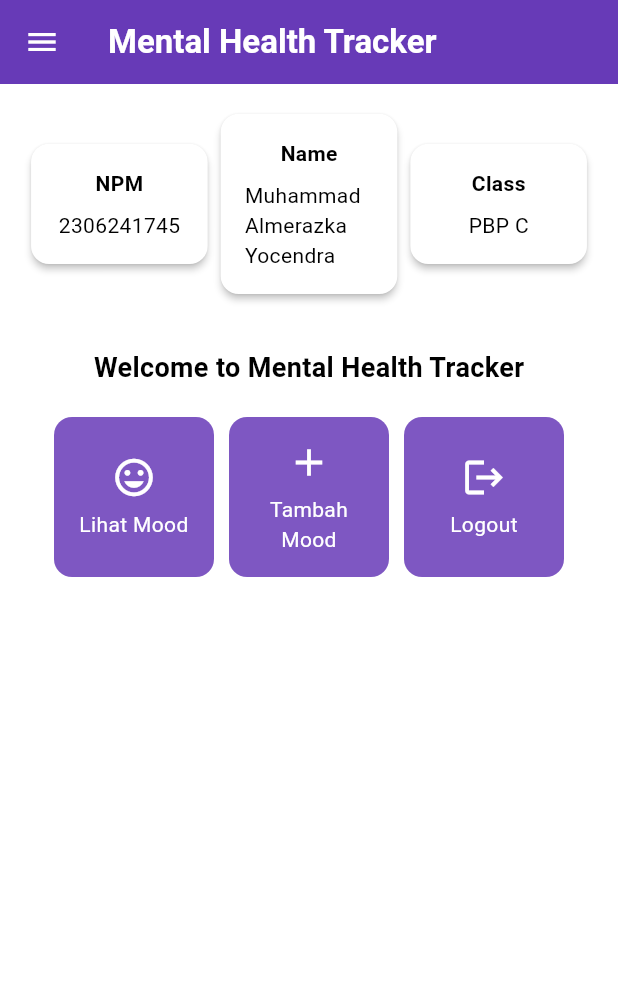
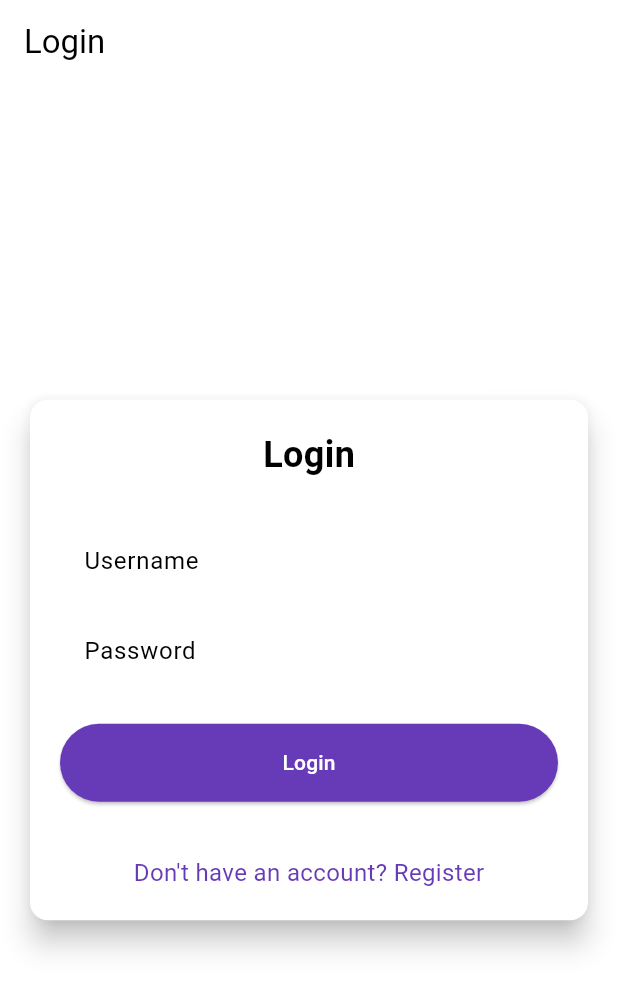
Before and after one commit to almerazka/mental-health-tracker-mobile, a Flutter app: the screen it shows after launch, on a phone screen of 412 x 824 dp. Shown: the top 991 px of the screen. Run offline on Flutter 3.47's test engine with Material 3 defaults, Android fonts, the phone set to English and light mode, and no system bars; missing offline and left inert: pbp_django_auth.

Commit message:
Tutorial 8

```diff
--- a/lib/main.dart
+++ b/lib/main.dart
@@ -1,5 +1,8 @@
 import 'package:flutter/material.dart';
+import 'package:mental_health_tracker/screens/login.dart';
 import 'package:mental_health_tracker/screens/menu.dart';
+import 'package:pbp_django_auth/pbp_django_auth.dart';
+import 'package:provider/provider.dart';
 
 void main() {
   runApp(const MyApp());
@@ -8,18 +11,23 @@ void main() {
 class MyApp extends StatelessWidget {
   const MyApp({super.key});
 
-  // This widget is the root of your application.
   @override
   Widget build(BuildContext context) {
-    return MaterialApp(
-      title: 'Flutter Demo',
-      theme: ThemeData(
-        colorScheme: ColorScheme.fromSwatch(
-          primarySwatch: Colors.deepPurple,
-        ).copyWith(secondary: Colors.deepPurple[400]),
-        useMaterial3: true,
+    return Provider(
+      create: (_) {
+        CookieRequest request = CookieRequest();
+        return request;
+      },
+      child: MaterialApp(
+        title: 'Mental Health Tracker',
+        theme: ThemeData(
+          useMaterial3: true,
+          colorScheme: ColorScheme.fromSwatch(
+            primarySwatch: Colors.deepPurple,
+          ).copyWith(secondary: Colors.deepPurple[400]),
+        ),
+        home: const LoginPage(),
       ),
-      home: MyHomePage(),
     );
   }
 }
--- /dev/null
+++ b/lib/screens/login.dart
@@ -0,0 +1,181 @@
+import 'package:mental_health_tracker/screens/menu.dart';
+import 'package:mental_health_tracker/screens/register.dart';
+import 'package:flutter/material.dart';
+import 'package:pbp_django_auth/pbp_django_auth.dart';
+import 'package:provider/provider.dart';
+
+void main() {
+  runApp(const LoginApp());
+}
+
+class LoginApp extends StatelessWidget {
+  const LoginApp({super.key});
+
+  @override
+  Widget build(BuildContext context) {
+    return MaterialApp(
+      title: 'Login',
+      theme: ThemeData(
+        useMaterial3: true,
+        colorScheme: ColorScheme.fromSwatch(
+          primarySwatch: Colors.deepPurple,
+        ).copyWith(secondary: Colors.deepPurple[400]),
+      ),
+      home: const LoginPage(),
+    );
+  }
+}
+
+class LoginPage extends StatefulWidget {
+  const LoginPage({super.key});
+
+  @override
+  State<LoginPage> createState() => _LoginPageState();
+}
+
+class _LoginPageState extends State<LoginPage> {
+  final TextEditingController _usernameController = TextEditingController();
+  final TextEditingController _passwordController = TextEditingController();
+
+  @override
+  Widget build(BuildContext context) {
+    final request = context.watch<CookieRequest>();
+
+    return Scaffold(
+      appBar: AppBar(
+        title: const Text('Login'),
+      ),
+      body: Center(
+        child: SingleChildScrollView(
+          padding: const EdgeInsets.all(16.0),
+          child: Card(
+            elevation: 8,
+            shape: RoundedRectangleBorder(
+              borderRadius: BorderRadius.circular(12.0),
+            ),
+            child: Padding(
+              padding: const EdgeInsets.all(20.0),
+              child: Column(
+                mainAxisSize: MainAxisSize.min,
+                children: [
+                  const Text(
+                    'Login',
+                    style: TextStyle(
+                      fontSize: 24.0,
+                      fontWeight: FontWeight.bold,
+                    ),
+                  ),
+                  const SizedBox(height: 30.0),
+                  TextField(
+                    controller: _usernameController,
+                    decoration: const InputDecoration(
+                      labelText: 'Username',
+                      hintText: 'Enter your username',
+                      border: OutlineInputBorder(
+                        borderRadius: BorderRadius.all(Radius.circular(12.0)),
+                      ),
+                      contentPadding:
+                          EdgeInsets.symmetric(horizontal: 12.0, vertical: 8.0),
+                    ),
+                  ),
+                  const SizedBox(height: 12.0),
+                  TextField(
+                    controller: _passwordController,
+                    decoration: const InputDecoration(
+                      labelText: 'Password',
+                      hintText: 'Enter your password',
+                      border: OutlineInputBorder(
+                        borderRadius: BorderRadius.all(Radius.circular(12.0)),
+                      ),
+                      contentPadding:
+                          EdgeInsets.symmetric(horizontal: 12.0, vertical: 8.0),
+                    ),
+                    obscureText: true,
+                  ),
+                  const SizedBox(height: 24.0),
+                  ElevatedButton(
+                    onPressed: () async {
+                      String username = _usernameController.text;
+                      String password = _passwordController.text;
+
+                      // Cek kredensial
+                      // TODO: Ganti URL dan jangan lupa tambahkan trailing slash (/) di akhir URL!
+                      // Untuk menyambungkan Android emulator dengan Django pada localhost,
+                      // gunakan URL http://10.0.2.2/
+                      final response = await request
+                          .login("http://127.0.0.1:8000/auth/login/", {
+                        'username': username,
+                        'password': password,
+                      });
+
+                      if (request.loggedIn) {
+                        String message = response['message'];
+                        String uname = response['username'];
+                        if (context.mounted) {
+                          Navigator.pushReplacement(
+                            context,
+                            MaterialPageRoute(
+                                builder: (context) => MyHomePage()),
+                          );
+                          ScaffoldMessenger.of(context)
+                            ..hideCurrentSnackBar()
+                            ..showSnackBar(
+                              SnackBar(
+                                  content:
+                                      Text("$message Selamat datang, $uname.")),
+                            );
+                        }
+                      } else {
+                        if (context.mounted) {
+                          showDialog(
+                            context: context,
+                            builder: (context) => AlertDialog(
+                              title: const Text('Login Gagal'),
+                              content: Text(response['message']),
+                              actions: [
+                                TextButton(
+                                  child: const Text('OK'),
+                                  onPressed: () {
+                                    Navigator.pop(context);
+                                  },
+                                ),
+                              ],
+                            ),
+                          );
+                        }
+                      }
+                    },
+                    style: ElevatedButton.styleFrom(
+                      foregroundColor: Colors.white,
+                      minimumSize: Size(double.infinity, 50),
+                      backgroundColor: Theme.of(context).colorScheme.primary,
+                      padding: const EdgeInsets.symmetric(vertical: 16.0),
+                    ),
+                    child: const Text('Login'),
+                  ),
+                  const SizedBox(height: 36.0),
+                  GestureDetector(
+                    onTap: () {
+                      Navigator.push(
+                        context,
+                        MaterialPageRoute(
+                            builder: (context) => const RegisterPage()),
+                      );
+                    },
+                    child: Text(
+                      'Don\'t have an account? Register',
+                      style: TextStyle(
+                        color: Theme.of(context).colorScheme.primary,
+                        fontSize: 16.0,
+                      ),
+                    ),
+                  ),
+                ],
+              ),
+            ),
+          ),
+        ),
+      ),
+    );
+  }
+}
--- a/lib/screens/menu.dart
+++ b/lib/screens/menu.dart
@@ -1,7 +1,7 @@
 import 'package:flutter/material.dart';
 // Impor drawer widget
 import 'package:mental_health_tracker/widgets/left_drawer.dart';
-import 'package:mental_health_tracker/widgets/mood_cart.dart';
+import 'package:mental_health_tracker/widgets/mood_card.dart';
 
 class MyHomePage extends StatelessWidget {
   MyHomePage({super.key});
@@ -100,7 +100,6 @@ class MyHomePage extends StatelessWidget {
   }
 }
 
-
 class InfoCard extends StatelessWidget {
   // Kartu informasi yang menampilkan title dan content.
 
--- a/pubspec.yaml
+++ b/pubspec.yaml
@@ -35,6 +35,9 @@ dependencies:
   # The following adds the Cupertino Icons font to your application.
   # Use with the CupertinoIcons class for iOS style icons.
   cupertino_icons: ^1.0.8
+  provider: ^6.1.2
+  pbp_django_auth: ^0.4.0
+  http: ^1.2.2
 
 dev_dependencies:
   flutter_test:
```
Also changed, not shown: lib/models/mood_entry.dart (added, +65 -0 lines), lib/screens/list_moodentry.dart (added, +90 -0 lines), lib/screens/moodentry_form.dart (+38 -30 lines), lib/screens/register.dart (added, +166 -0 lines), lib/widgets/left_drawer.dart (+12 -1 lines), lib/widgets/mood_card.dart (renamed from lib/widgets/mood_cart.dart, +39 -1 lines), pubspec.lock, 2 other files.
